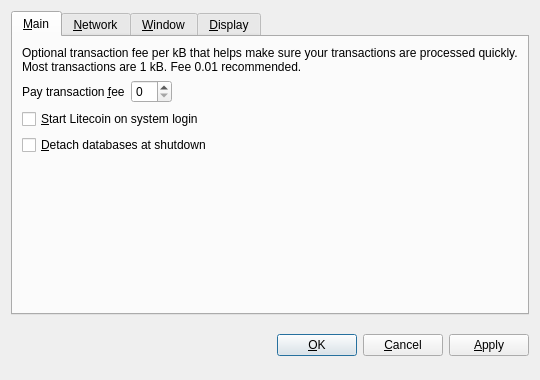
This is src/qt/forms/optionsdialog.ui in Simplexletalis/bacoin-v.01 as Qt 5 draws it before an edit. The edited form follows.
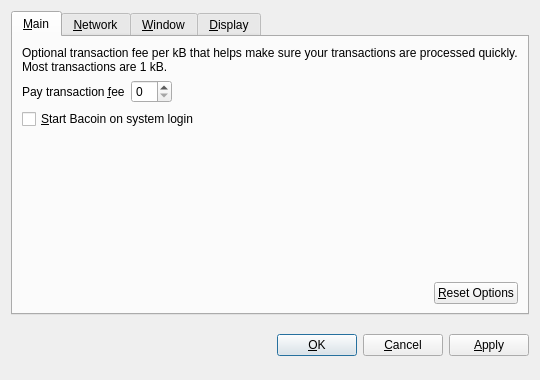
This is the edited form. The open tabs and pages were chosen to show the change. Custom widgets are drawn as their Qt base class.

```diff
--- a/src/qt/forms/optionsdialog.ui
+++ b/src/qt/forms/optionsdialog.ui
@@ -33,7 +33,7 @@
        <item>
         <widget class="QLabel" name="transactionFeeInfoLabel">
          <property name="text">
-          <string>Optional transaction fee per kB that helps make sure your transactions are processed quickly. Most transactions are 1 kB. Fee 0.01 recommended.</string>
+          <string>Optional transaction fee per kB that helps make sure your transactions are processed quickly. Most transactions are 1 kB.</string>
          </property>
          <property name="textFormat">
           <enum>Qt::PlainText</enum>
@@ -82,17 +82,7 @@
           <string>Automatically start Litecoin after logging in to the system.</string>
          </property>
          <property name="text">
-          <string>&amp;Start Litecoin on system login</string>
-         </property>
-        </widget>
-       </item>
-       <item>
-        <widget class="QCheckBox" name="detachDatabases">
-         <property name="toolTip">
-          <string>Detach block and address databases at shutdown. This means they can be moved to another data directory, but it slows down shutdown. The wallet is always detached.</string>
-         </property>
-         <property name="text">
-          <string>&amp;Detach databases at shutdown</string>
+          <string>&amp;Start Bacoin on system login</string>
          </property>
         </widget>
        </item>
@@ -109,6 +99,36 @@
          </property>
         </spacer>
        </item>
+       <item>
+        <layout class="QHBoxLayout" name="horizontalLayout_2_Main">
+         <item>
+          <spacer name="horizontalSpacer_2_Main">
+           <property name="orientation">
+            <enum>Qt::Horizontal</enum>
+           </property>
+           <property name="sizeHint" stdset="0">
+            <size>
+             <width>40</width>
+             <height>20</height>
+            </size>
+           </property>
+          </spacer>
+         </item>
+         <item>
+          <widget class="QPushButton" name="resetButton">
+           <property name="toolTip">
+            <string>Reset all client options to default.</string>
+           </property>
+           <property name="text">
+            <string>&amp;Reset Options</string>
+           </property>
+           <property name="autoDefault">
+            <bool>false</bool>
+           </property>
+          </widget>
+         </item>
+        </layout>
+       </item>
       </layout>
      </widget>
      <widget class="QWidget" name="tabNetwork">
```
Left out of the diff: 22 changed lines with no effect on the pictures.
